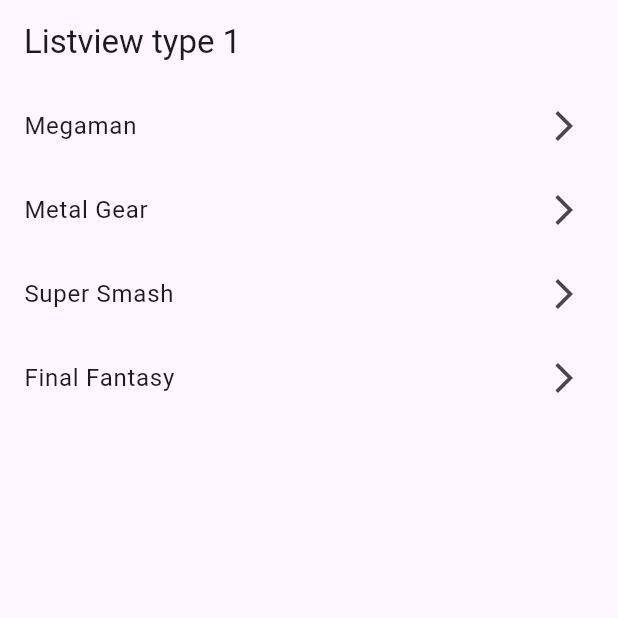
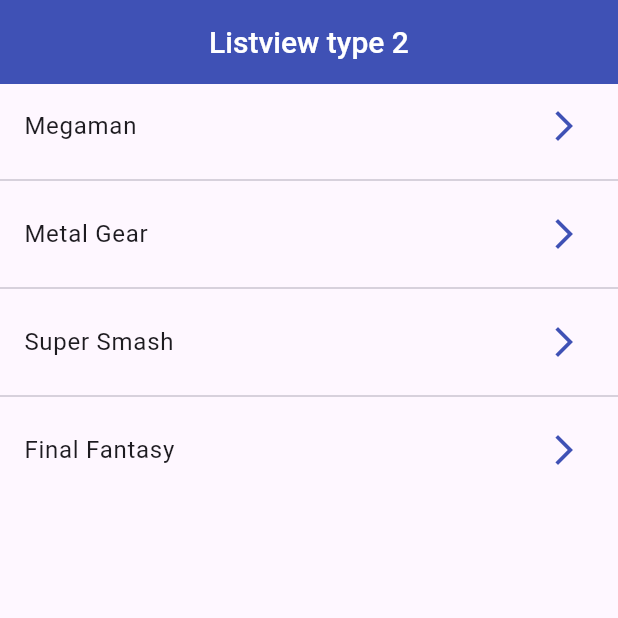
Before and after one commit to D14LB3L0/widgets-flutter, a Flutter app: the screen it shows after launch, on a phone screen of 412 x 824 dp, the top half of it. Run offline on Flutter 3.47's test engine with Material 3 defaults, Android fonts, the phone set to English and light mode, and no system bars.

Commit message:
updated listView

```diff
--- a/lib/main.dart
+++ b/lib/main.dart
@@ -1,6 +1,6 @@
 import 'package:flutter/material.dart';
 
-import 'package:fl_components/screens/list_view1_screen.dart';
+import 'package:fl_components/screens/list_view2_screen.dart';
 
 void main() => runApp(const MyApp());
 
@@ -12,7 +12,7 @@ class MyApp extends StatelessWidget {
     return const MaterialApp(
       debugShowCheckedModeBanner: false,
       title: 'Material App',
-      home: Listview1Screen()
+      home: Listview2Screen()
     );
   }
 }
--- /dev/null
+++ b/lib/screens/list_view2_screen.dart
@@ -0,0 +1,35 @@
+import 'package:flutter/material.dart';
+
+class Listview2Screen extends StatelessWidget {
+  final options = const [
+    'Megaman',
+    'Metal Gear',
+    'Super Smash',
+    'Final Fantasy',
+  ];
+
+  const Listview2Screen({super.key});
+
+  @override
+  Widget build(BuildContext context) {
+    return Scaffold(
+      appBar: AppBar(
+        title: const Text("Listview type 2"),
+        backgroundColor: Colors.indigo,
+        centerTitle: true,
+        titleTextStyle: TextStyle(color: Colors.white, fontWeight: FontWeight.w500, fontSize: 20),
+        ),
+      body: Center(
+        child: ListView.separated(
+          itemCount: options.length,
+          itemBuilder: (_, index) => ListTile(
+            title: Text(options[index]),
+            trailing: Icon(Icons.arrow_forward_ios_outlined, color: Colors.indigo),
+            onTap: () {},
+          ),
+          separatorBuilder: (_, _) => Divider(),
+        ),
+      ),
+    );
+  }
+}
```
